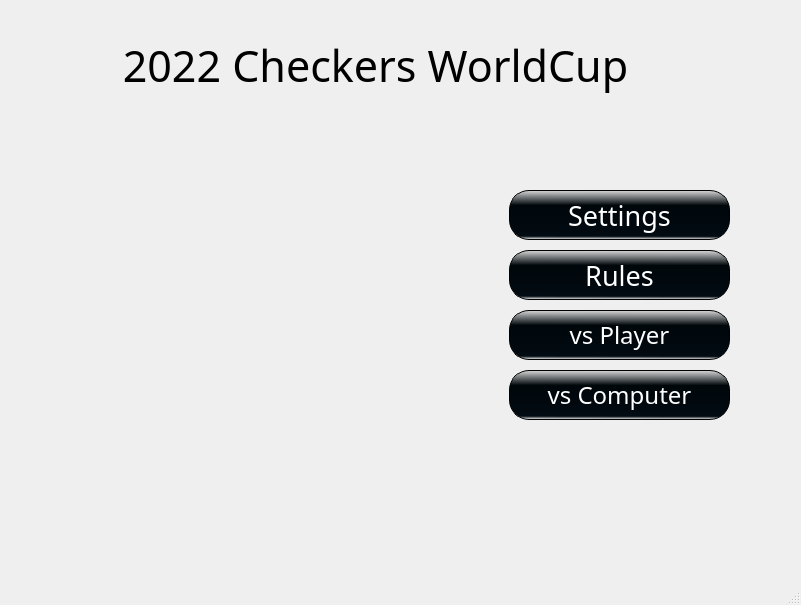
cobalt00498/Checkers_Qt, file mainwindow.ui: the form before one commit.
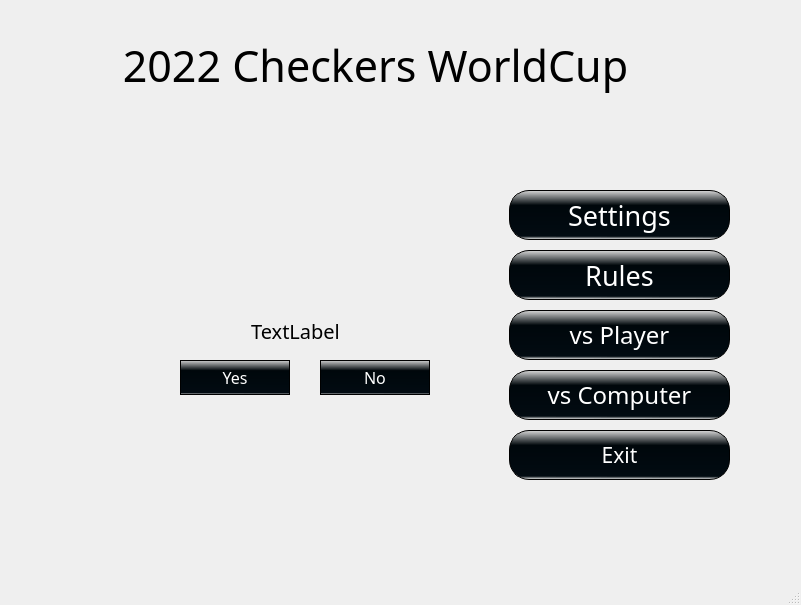
The form after the commit. The open tabs and pages were chosen to show the change. Icons and pictures are not drawn.

What changed in the file:
```diff
--- a/mainwindow.ui
+++ b/mainwindow.ui
@@ -1782,6 +1782,125 @@
        <string>vs Computer</string>
       </property>
      </widget>
+     <widget class="QPushButton" name="ExitButton">
+      <property name="geometry">
+       <rect>
+        <x>499</x>
+        <y>430</y>
+        <width>221</width>
+        <height>50</height>
+       </rect>
+      </property>
+      <property name="font">
+       <font>
+        <family>Cooper Black</family>
+        <pointsize>16</pointsize>
+       </font>
+      </property>
+      <property name="styleSheet">
+       <string notr="true">QPushButton{
+	color: white;
+	background-color:qlineargradient(spread:reflect, x1:1, y1:0, x2:0.995, y2:1, stop:0 rgba(218, 218, 218, 255), stop:0.305419 rgba(0, 7, 11, 255), stop:0.935961 rgba(2, 11, 18, 255), stop:1 rgba(240, 240, 240, 255));
+	border: 1px solid black;
+	border-radius: 20px;
+}</string>
+      </property>
+      <property name="text">
+       <string>Exit</string>
+      </property>
+     </widget>
+     <widget class="QLabel" name="messageTextLabel2">
+      <property name="geometry">
+       <rect>
+        <x>130</x>
+        <y>300</y>
+        <width>311</width>
+        <height>61</height>
+       </rect>
+      </property>
+      <property name="font">
+       <font>
+        <family>Cooper Black</family>
+        <pointsize>15</pointsize>
+       </font>
+      </property>
+      <property name="text">
+       <string>TextLabel</string>
+      </property>
+      <property name="alignment">
+       <set>Qt::AlignCenter</set>
+      </property>
+     </widget>
+     <widget class="QLabel" name="messageBackgroundLabel2">
+      <property name="geometry">
+       <rect>
+        <x>110</x>
+        <y>270</y>
+        <width>400</width>
+        <height>200</height>
+       </rect>
+      </property>
+      <property name="text">
+       <string/>
+      </property>
+      <property name="pixmap">
+       <pixmap resource="resource2.qrc">:/image/message.png</pixmap>
+      </property>
+     </widget>
+     <widget class="QPushButton" name="YesButton2">
+      <property name="geometry">
+       <rect>
+        <x>170</x>
+        <y>360</y>
+        <width>110</width>
+        <height>35</height>
+       </rect>
+      </property>
+      <property name="font">
+       <font>
+        <family>Cooper Black</family>
+        <pointsize>12</pointsize>
+       </font>
+      </property>
+      <property name="styleSheet">
+       <string notr="true">QPushButton{
+	color: white;
+	background-color:qlineargradient(spread:reflect, x1:1, y1:0, x2:0.995, y2:1, stop:0 rgba(218, 218, 218, 255), stop:0.305419 rgba(0, 7, 11, 255), stop:0.935961 rgba(2, 11, 18, 255), stop:1 rgba(240, 240, 240, 255));
+	border: 1px solid black;
+	border-radius: 20px;
+}</string>
+      </property>
+      <property name="text">
+       <string>Yes</string>
+      </property>
+     </widget>
+     <widget class="QPushButton" name="NoButton2">
+      <property name="geometry">
+       <rect>
+        <x>310</x>
+        <y>360</y>
+        <width>110</width>
+        <height>35</height>
+       </rect>
+      </property>
+      <property name="font">
+       <font>
+        <family>Cooper Black</family>
+        <pointsize>12</pointsize>
+       </font>
+      </property>
+      <property name="styleSheet">
+       <string notr="true">QPushButton{
+	color: white;
+	background-color:qlineargradient(spread:reflect, x1:1, y1:0, x2:0.995, y2:1, stop:0 rgba(218, 218, 218, 255), stop:0.305419 rgba(0, 7, 11, 255), stop:0.935961 rgba(2, 11, 18, 255), stop:1 rgba(240, 240, 240, 255));
+	border: 1px solid black;
+	border-radius: 20px;
+}</string>
+      </property>
+      <property name="text">
+       <string>No</string>
+      </property>
+     </widget>
      <zorder>BackgroundLabel</zorder>
      <zorder>StartButton</zorder>
      <zorder>WelcomeLabel</zorder>
```
Left out of the diff: 230 changed lines with no effect on the pictures.
